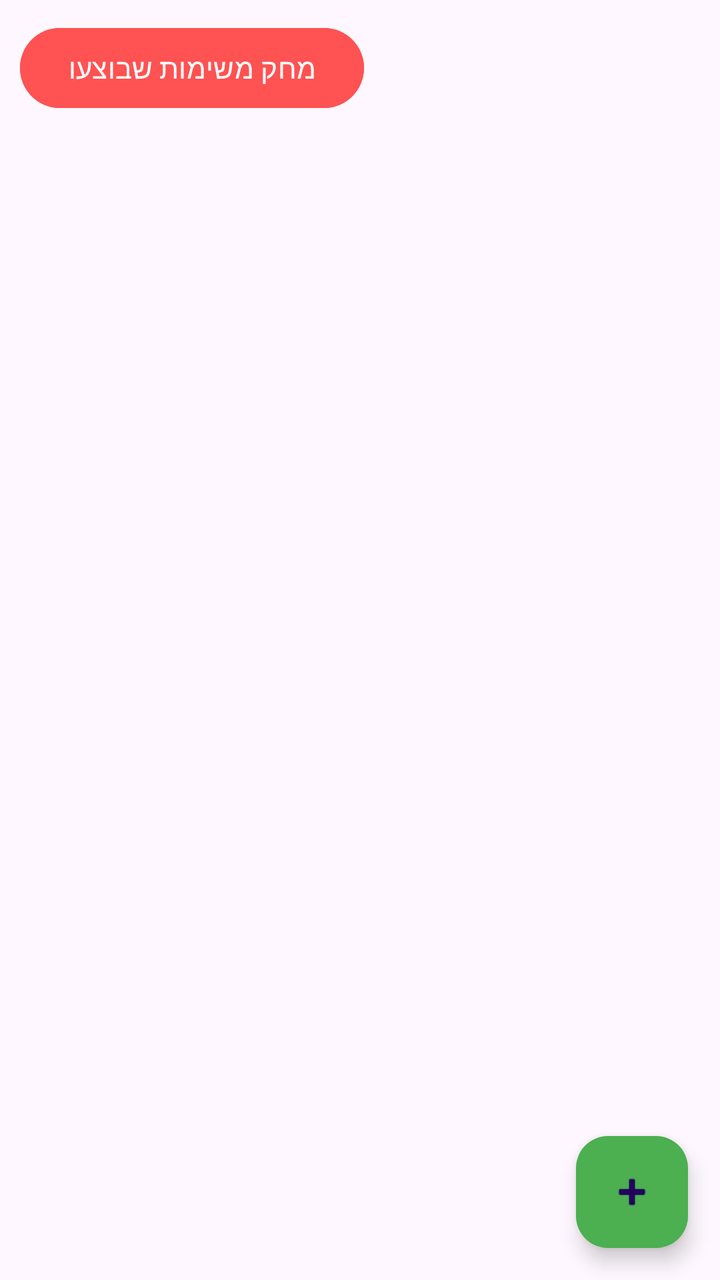
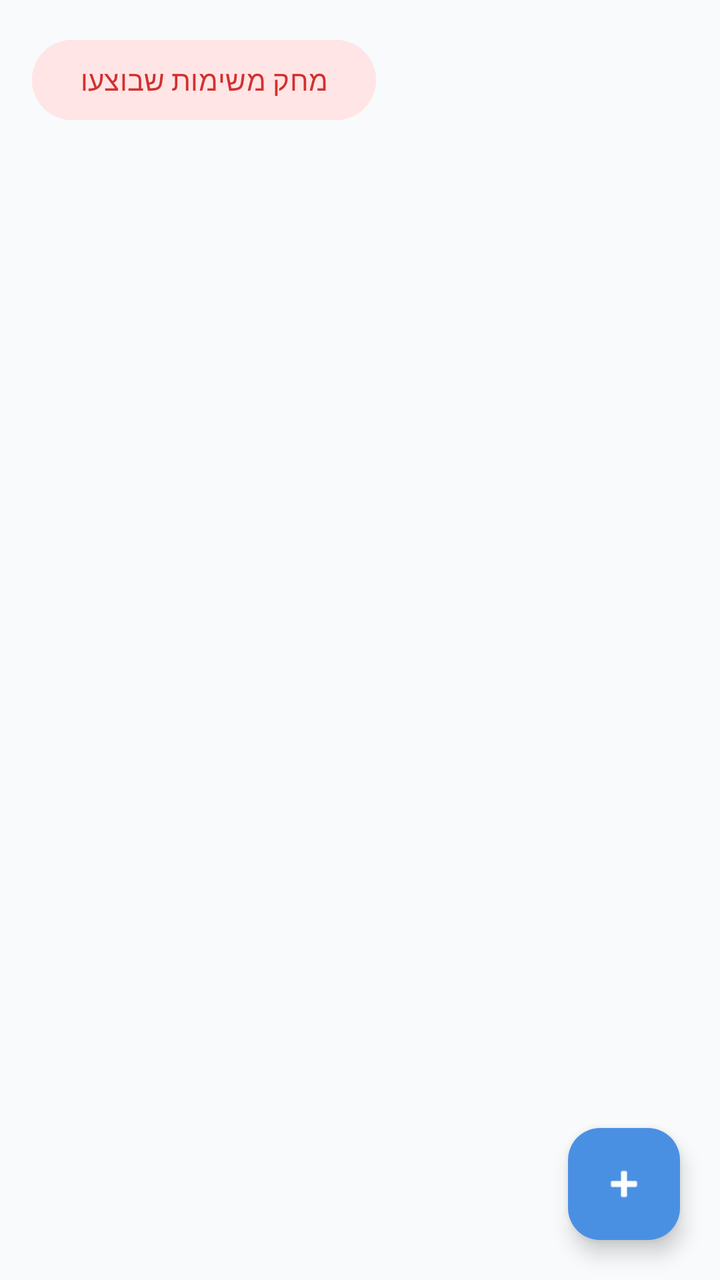

Two renders of the same Android screen: before a commit and after it. Below are the layout's source before the change and the commit's diff.
<!-- AndroidManifest.xml: application theme Theme.FamilyWork -->
<!-- res/layout/fragment_tasks.xml -->
<?xml version="1.0" encoding="utf-8"?>
<RelativeLayout
    xmlns:android="http://schemas.android.com/apk/res/android"
    xmlns:app="http://schemas.android.com/apk/res-auto"
    android:layout_width="match_parent"
    android:layout_height="match_parent">

    <Button
        android:id="@+id/btnDeleteDone"
        android:layout_width="wrap_content"
        android:layout_height="wrap_content"
        android:text="מחק משימות שבוצעו"
        android:layout_margin="10dp"
        android:backgroundTint="#FF5252"
        android:textColor="#ffffff"/>

    <androidx.recyclerview.widget.RecyclerView
        android:id="@+id/recyclerTasks"
        android:layout_width="match_parent"
        android:layout_height="match_parent"
        android:layout_below="@id/btnDeleteDone"
        android:padding="10dp"/>

    <com.google.android.material.floatingactionbutton.FloatingActionButton
        android:id="@+id/fabAddTask"
        android:layout_width="wrap_content"
        android:layout_height="wrap_content"
        android:layout_margin="16dp"
        android:layout_alignParentBottom="true"
        android:layout_alignParentEnd="true"
        android:src="@android:drawable/ic_input_add"
        app:backgroundTint="#4CAF50"/>

</RelativeLayout>
<!-- resources referenced by this layout -->
<resources>
  <style name="Theme.FamilyWork" parent="Base.Theme.FamilyWork" />
  <style name="Base.Theme.FamilyWork" parent="Theme.Material3.DayNight.NoActionBar">
          
          
      </style>
</resources>

<!-- the commit's change to res/layout/fragment_tasks.xml (unified diff, before → after) -->
@@ -1,34 +1,42 @@
 <?xml version="1.0" encoding="utf-8"?>
-<RelativeLayout
+<androidx.constraintlayout.widget.ConstraintLayout 
     xmlns:android="http://schemas.android.com/apk/res/android"
     xmlns:app="http://schemas.android.com/apk/res-auto"
     android:layout_width="match_parent"
-    android:layout_height="match_parent">
+    android:layout_height="match_parent"
+    android:background="@color/background">
 
+    
     <Button
         android:id="@+id/btnDeleteDone"
         android:layout_width="wrap_content"
         android:layout_height="wrap_content"
+        android:layout_margin="16dp"
         android:text="מחק משימות שבוצעו"
-        android:layout_margin="10dp"
-        android:backgroundTint="#FF5252"
-        android:textColor="#ffffff"/>
+        android:textAllCaps="false"
+        android:backgroundTint="#FFE5E5"
+        android:textColor="#D32F2F"
+        app:layout_constraintStart_toStartOf="parent"
+        app:layout_constraintTop_toTopOf="parent" />
 
     <androidx.recyclerview.widget.RecyclerView
         android:id="@+id/recyclerTasks"
         android:layout_width="match_parent"
-        android:layout_height="match_parent"
-        android:layout_below="@id/btnDeleteDone"
-        android:padding="10dp"/>
+        android:layout_height="0dp"
+        android:clipToPadding="false"
+        android:paddingBottom="80dp"
+        app:layout_constraintBottom_toBottomOf="parent"
+        app:layout_constraintTop_toBottomOf="@id/btnDeleteDone" />
 
     <com.google.android.material.floatingactionbutton.FloatingActionButton
         android:id="@+id/fabAddTask"
         android:layout_width="wrap_content"
         android:layout_height="wrap_content"
-        android:layout_margin="16dp"
-        android:layout_alignParentBottom="true"
-        android:layout_alignParentEnd="true"
+        android:layout_margin="20dp"
         android:src="@android:drawable/ic_input_add"
-        app:backgroundTint="#4CAF50"/>
+        app:backgroundTint="@color/primary"
+        app:tint="@color/white"
+        app:layout_constraintBottom_toBottomOf="parent"
+        app:layout_constraintEnd_toEndOf="parent" />
 
-</RelativeLayout>
+</androidx.constraintlayout.widget.ConstraintLayout>
<!-- resource entries referenced after the edit -->
@@ -1,9 +1,27 @@
 <!-- resources referenced by this layout -->
 <resources>
+  <color name="background">#F8FAFC</color>
+  <color name="primary">#4A90E2</color>
+  <color name="white">#FFFFFFFF</color>
   <style name="Theme.FamilyWork" parent="Base.Theme.FamilyWork" />
   <style name="Base.Theme.FamilyWork" parent="Theme.Material3.DayNight.NoActionBar">
           
+          <item name="colorPrimary">@color/primary</item>
+          <item name="colorOnPrimary">@color/white</item>
+          <item name="colorPrimaryDark">@color/primary_dark</item>
+          <item name="colorAccent">@color/accent</item>
           
+          
+          <item name="android:windowBackground">@color/background</item>
+          <item name="android:statusBarColor">@color/primary</item>
+          
+          
+          <item name="android:textColorPrimary">@color/text_primary</item>
+          <item name="android:textColorSecondary">@color/text_secondary</item>
       </style>
+  <color name="primary_dark">#357ABD</color>
+  <color name="accent">#50E3C2</color>
+  <color name="text_primary">#2D3436</color>
+  <color name="text_secondary">#636E72</color>
 </resources>
 
